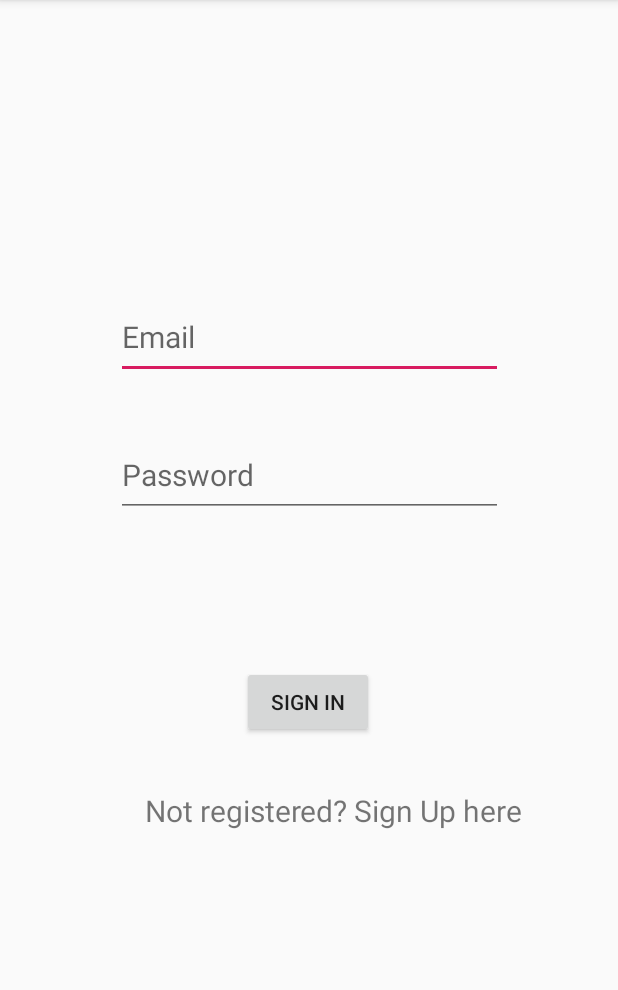
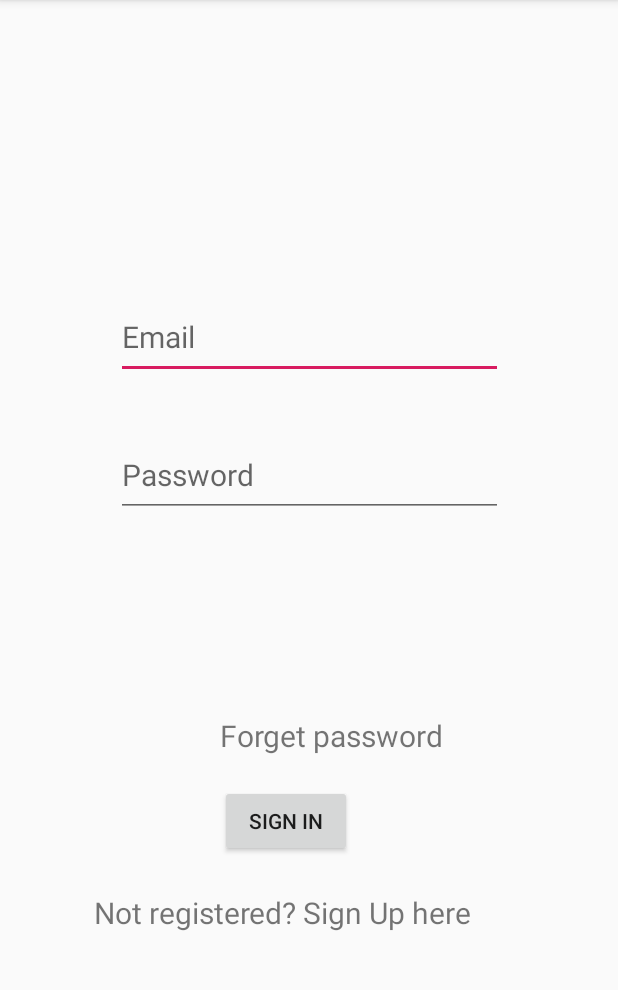
Before and after one commit to pulkitvajpayee07/NITC-IOU-Tracker, an Android app: the LoginActivity screen opened directly, with no data from a screen before it, on a phone screen of 412 x 824 dp, the part 84-1074 px from its top. Run offline under Robolectric (Android 15) with nearby library versions, the phone set to English and light mode, and no system bars; our stand-ins replace Firebase (no records; nobody signed in at launch, a user with empty details on screens opened directly).

Commit message:
forget password add on

```diff
--- a/app/src/main/AndroidManifest.xml
+++ b/app/src/main/AndroidManifest.xml
@@ -14,6 +14,7 @@
         <activity android:name=".CreateGroupActivity" />
         <activity android:name=".HaveGroupActivity" />
         <activity android:name=".HomeActivity" />
+        <activity android:name=".ForgetActivity" />
         <activity android:name=".LoginActivity" />
         <activity android:name=".UpdateActivity" />
         <activity android:name=".MainActivity">
--- a/app/src/main/java/com/example/iou_tracker/LoginActivity.java
+++ b/app/src/main/java/com/example/iou_tracker/LoginActivity.java
@@ -21,7 +21,7 @@ import com.google.firebase.auth.FirebaseUser;
 public class LoginActivity extends AppCompatActivity {
     EditText emailId, password;
     Button btnSignIn;
-    TextView tvSignUp;
+    TextView tvSignUp, tvForgetPass;
     FirebaseAuth mFirebaseAuth;
     private FirebaseAuth.AuthStateListener mAuthStateListener;
     @Override
@@ -33,6 +33,7 @@ public class LoginActivity extends AppCompatActivity {
         password = findViewById(R.id.editText2);
         btnSignIn = findViewById(R.id.button1);
         tvSignUp = findViewById(R.id.textView);
+        tvForgetPass = findViewById(R.id.textView_forget);
         mAuthStateListener = new FirebaseAuth.AuthStateListener() {
 
 
@@ -95,6 +96,16 @@ public class LoginActivity extends AppCompatActivity {
                 startActivity(intSignUp);
             }
         });
+
+        tvForgetPass.setOnClickListener(new View.OnClickListener() {
+            @Override
+            public void onClick(View view) {
+                Intent ToForget = new Intent(LoginActivity.this,ForgetActivity.class);
+                startActivity(ToForget);
+                finish();
+            }
+        });
+
     }
     @Override
     protected void onStart(){
--- a/app/src/main/res/layout/activity_login.xml
+++ b/app/src/main/res/layout/activity_login.xml
@@ -13,8 +13,8 @@
         android:layout_marginTop="176dp"
         android:ems="10"
         android:hint="Email"
+        android:inputType="textEmailAddress"
         android:textSize="20dp"
-        android:inputType="textEmailAddress"
         app:layout_constraintBottom_toBottomOf="parent"
         app:layout_constraintEnd_toEndOf="parent"
         app:layout_constraintStart_toStartOf="parent"
@@ -28,37 +28,52 @@
         android:layout_marginTop="36dp"
         android:ems="10"
         android:hint="Password"
+        android:inputType="textPassword"
         android:textSize="20dp"
-        android:inputType="textPassword"
         app:layout_constraintEnd_toEndOf="parent"
         app:layout_constraintHorizontal_bias="0.503"
         app:layout_constraintStart_toStartOf="parent"
         app:layout_constraintTop_toBottomOf="@+id/editText" />
 
+
     <TextView
-        android:id="@+id/textView"
-        android:layout_width="313dp"
-        android:layout_height="42dp"
-        android:text="Not registered? Sign Up here"
+        android:id="@+id/textView_forget"
+        android:layout_width="216dp"
+        android:layout_height="0dp"
+        android:layout_marginBottom="264dp"
+        android:text="Forget password"
         android:textSize="20dp"
         app:layout_constraintBottom_toBottomOf="parent"
-        app:layout_constraintEnd_toEndOf="parent"
-        app:layout_constraintHorizontal_bias="0.979"
-        app:layout_constraintStart_toStartOf="parent"
-        app:layout_constraintTop_toBottomOf="@+id/button1"
-        app:layout_constraintVertical_bias="0.149" />
+        app:layout_constraintStart_toStartOf="@+id/button1" />
 
     <Button
         android:id="@+id/button1"
         android:layout_width="wrap_content"
         android:layout_height="wrap_content"
-        android:layout_marginBottom="276dp"
+        android:layout_marginBottom="176dp"
         android:text="Sign In"
         app:layout_constraintBottom_toBottomOf="parent"
         app:layout_constraintEnd_toEndOf="parent"
-        app:layout_constraintHorizontal_bias="0.498"
+        app:layout_constraintHorizontal_bias="0.452"
         app:layout_constraintStart_toStartOf="parent"
         app:layout_constraintTop_toTopOf="parent"
-        app:layout_constraintVertical_bias="1.0" />
+        app:layout_constraintVertical_bias="0.962" />
+
+    <TextView
+        android:id="@+id/textView"
+        android:layout_width="313dp"
+        android:layout_height="30dp"
+        android:layout_marginBottom="96dp"
+        android:text="Not registered? Sign Up here"
+        android:textSize="20dp"
+        app:layout_constraintBottom_toBottomOf="parent"
+        app:layout_constraintEnd_toEndOf="parent"
+        app:layout_constraintHorizontal_bias="0.632"
+        app:layout_constraintStart_toStartOf="parent"
+        app:layout_constraintTop_toBottomOf="@+id/button1"
+        app:layout_constraintVertical_bias="0.328" />
+
+
+
 
 </androidx.constraintlayout.widget.ConstraintLayout>
```
Also changed, not shown: app/src/main/java/com/example/iou_tracker/ForgetActivity.java (added, +55 -0 lines), app/src/main/res/layout/activity_forget.xml (added, +37 -0 lines).
